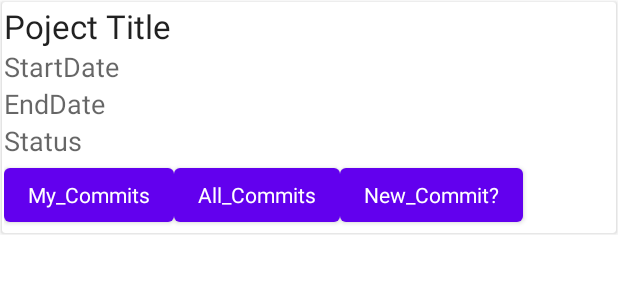
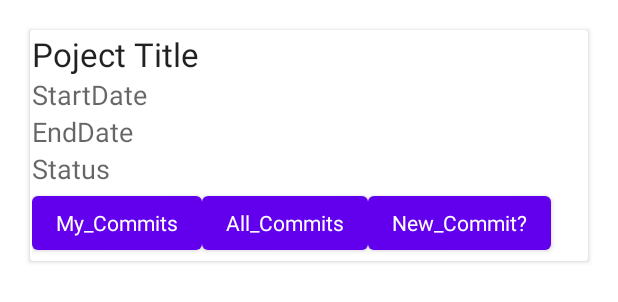
Before and after one commit to SelimHorri/project-tracking-system-mobile-frontend-app, an Android app: the layout activity_employee_project_data_item.xml on its own in the app's theme, with its tools: preview values and no code run, on a phone screen of 412 x 824 dp. Shown: the top 302 px of the screen. Run offline under Robolectric (Android 15) with nearby library versions, the phone set to English and light mode, and no system bars; network calls fail.

Commit message:
add padding

```diff
--- a/app/src/main/res/layout/activity_employee_project_data_item.xml
+++ b/app/src/main/res/layout/activity_employee_project_data_item.xml
@@ -5,7 +5,7 @@
     android:layout_height="wrap_content">
 
     <androidx.cardview.widget.CardView
-        android:layout_margin="@dimen/cardview_compat_inset_shadow"
+        android:layout_margin="20dp"
         android:layout_width="match_parent"
         android:layout_height="wrap_content">
 
```
